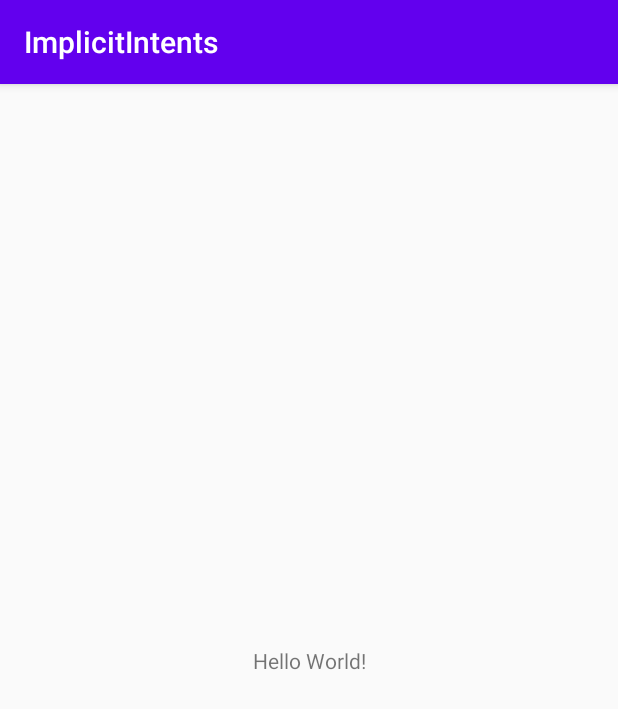
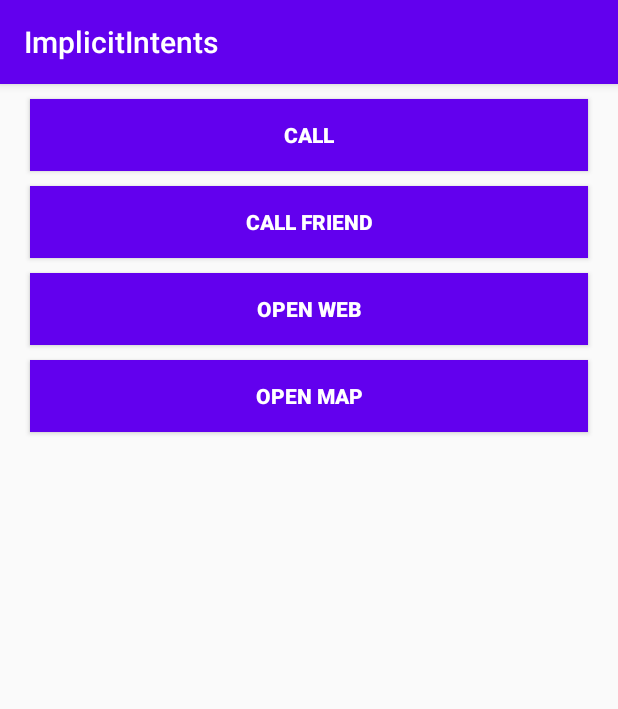
Before and after one commit to UjwalAgrawal/ImplicitIntents, an Android app: the screen it shows after launch (MainActivity), on a phone screen of 412 x 824 dp. Shown: the top 709 px of the screen. Run offline under Robolectric (Android 15) with nearby library versions, the phone set to English and light mode, and no system bars.

Commit message:
Few basic implicit examples of Android Studio

```diff
--- a/app/src/main/java/com/ujwal/implicitintents/MainActivity.java
+++ b/app/src/main/java/com/ujwal/implicitintents/MainActivity.java
@@ -2,13 +2,57 @@ package com.ujwal.implicitintents;
 
 import androidx.appcompat.app.AppCompatActivity;
 
+import android.content.Intent;
+import android.net.Uri;
 import android.os.Bundle;
+import android.view.View;
+import android.widget.Button;
 
 public class MainActivity extends AppCompatActivity {
+
+    Button btnCall, btnCallFriend, btnMap, btnWeb;
 
     @Override
     protected void onCreate(Bundle savedInstanceState) {
         super.onCreate(savedInstanceState);
         setContentView(R.layout.activity_main);
+        btnCall = findViewById(R.id.btnCall);
+        btnCallFriend = findViewById(R.id.btnCallFriend);
+        btnMap = findViewById(R.id.btnMap);
+        btnWeb = findViewById(R.id.btnWeb);
+
+        btnCall.setOnClickListener(new View.OnClickListener() {
+            @Override
+            public void onClick(View v) {
+                Intent intent = new Intent(Intent.ACTION_DIAL);
+                startActivity(intent);
+            }
+        });
+
+        btnCallFriend.setOnClickListener(new View.OnClickListener() {
+            @Override
+            public void onClick(View v) {
+                Intent intent = new Intent(Intent.ACTION_DIAL, Uri.parse("tel:9876543210"));
+                startActivity(intent);
+            }
+        });
+
+        btnMap.setOnClickListener(new View.OnClickListener() {
+            @Override
+            public void onClick(View v) {
+                Intent intent = new Intent(Intent.ACTION_VIEW, Uri.parse("geo:0,0?q=Abhinav Vidya Mandir, Bhayandar, Mumbai"));
+                startActivity(intent);
+
+            }
+        });
+
+        btnWeb.setOnClickListener(new View.OnClickListener() {
+            @Override
+            public void onClick(View v) {
+                Intent intent = new Intent(Intent.ACTION_VIEW, Uri.parse("https://wikipedia.org/wiki/india"));
+                startActivity(intent);
+
+            }
+        });
     }
 }
--- a/app/src/main/res/layout/activity_main.xml
+++ b/app/src/main/res/layout/activity_main.xml
@@ -1,18 +1,57 @@
 <?xml version="1.0" encoding="utf-8"?>
-<androidx.constraintlayout.widget.ConstraintLayout xmlns:android="http://schemas.android.com/apk/res/android"
+<LinearLayout xmlns:android="http://schemas.android.com/apk/res/android"
     xmlns:app="http://schemas.android.com/apk/res-auto"
     xmlns:tools="http://schemas.android.com/tools"
     android:layout_width="match_parent"
     android:layout_height="match_parent"
-    tools:context=".MainActivity">
+    android:orientation="vertical"
+    tools:context=".MainActivity" >
 
-    <TextView
-        android:layout_width="wrap_content"
+    <Button
+        android:id="@+id/btnCall"
+        android:layout_width="match_parent"
         android:layout_height="wrap_content"
-        android:text="Hello World!"
-        app:layout_constraintBottom_toBottomOf="parent"
-        app:layout_constraintLeft_toLeftOf="parent"
-        app:layout_constraintRight_toRightOf="parent"
-        app:layout_constraintTop_toTopOf="parent" />
+        android:layout_marginLeft="20dp"
+        android:layout_marginTop="10dp"
+        android:layout_marginRight="20dp"
+        android:background="@color/colorPrimary"
+        android:text="@string/call"
+        android:textColor="#ffffff"
+        android:textStyle="bold" />
 
-</androidx.constraintlayout.widget.ConstraintLayout>
+    <Button
+        android:id="@+id/btnCallFriend"
+        android:layout_width="match_parent"
+        android:layout_height="wrap_content"
+        android:layout_marginLeft="20dp"
+        android:layout_marginTop="10dp"
+        android:layout_marginRight="20dp"
+        android:background="@color/colorPrimary"
+        android:text="@string/call_friend"
+        android:textColor="#ffffff"
+        android:textStyle="bold" />
+
+    <Button
+        android:id="@+id/btnWeb"
+        android:layout_width="match_parent"
+        android:layout_height="wrap_content"
+        android:layout_marginLeft="20dp"
+        android:layout_marginTop="10dp"
+        android:layout_marginRight="20dp"
+        android:background="@color/colorPrimary"
+        android:text="@string/open_web"
+        android:textColor="#ffffff"
+        android:textStyle="bold" />
+
+    <Button
+        android:id="@+id/btnMap"
+        android:layout_width="match_parent"
+        android:layout_height="wrap_content"
+        android:layout_marginLeft="20dp"
+        android:layout_marginTop="10dp"
+        android:layout_marginRight="20dp"
+        android:background="@color/colorPrimary"
+        android:text="@string/open_map"
+        android:textColor="#ffffff"
+        android:textStyle="bold" />
+</LinearLayout>
--- a/app/src/main/res/values/strings.xml
+++ b/app/src/main/res/values/strings.xml
@@ -1,3 +1,7 @@
 <resources>
     <string name="app_name">ImplicitIntents</string>
+    <string name="call">Call</string>
+    <string name="call_friend">Call Friend</string>
+    <string name="open_web">Open Web</string>
+    <string name="open_map">Open Map</string>
 </resources>
```
